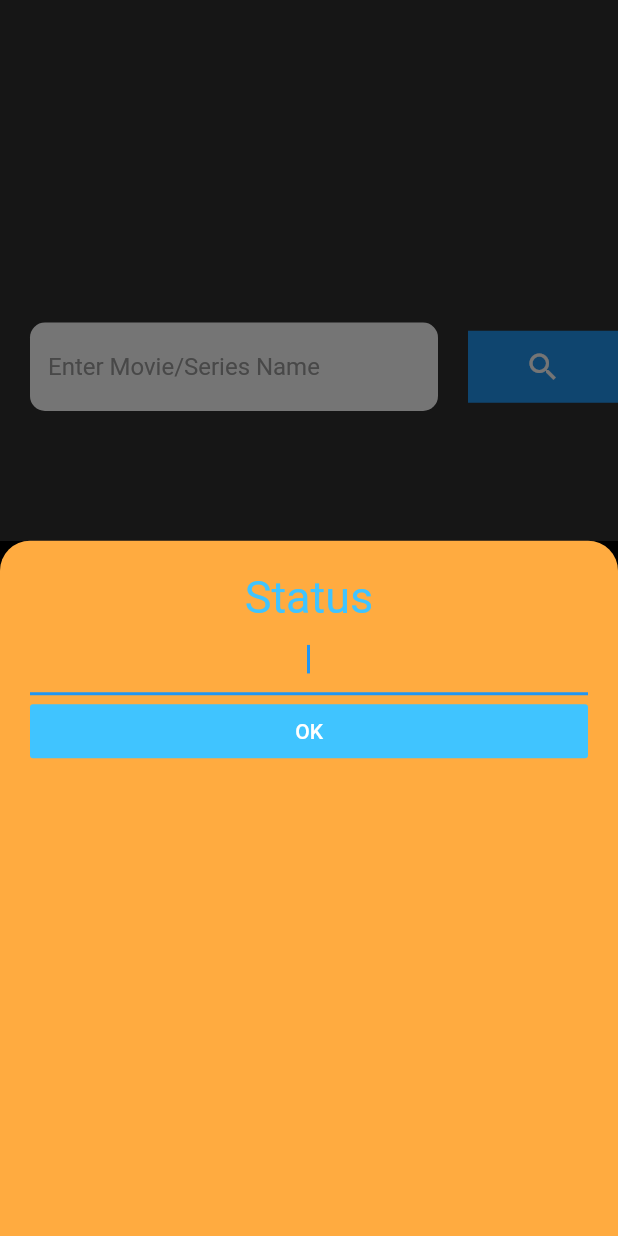
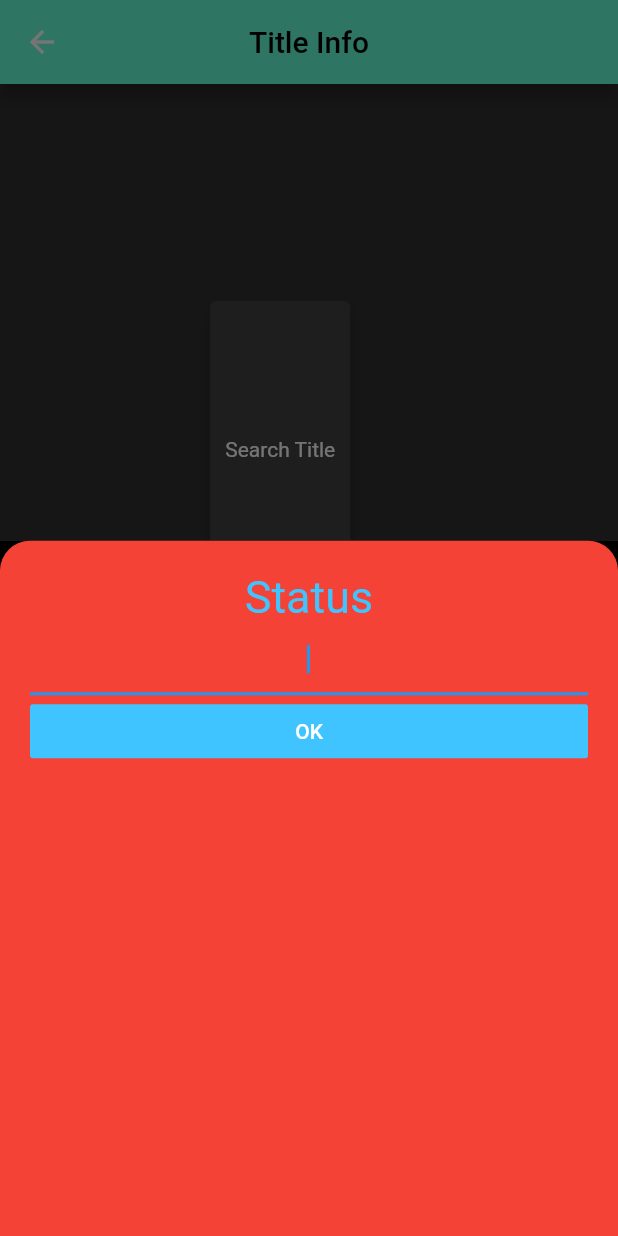
Before and after one commit to RKKgithub/movie_tracker, a Flutter app: the AddScreen screen opened directly, after a tap on "Next", on a phone screen of 412 x 824 dp. Run offline on Flutter 3.47's test engine with Material 2 defaults, Android fonts, the phone set to English and light mode, and no system bars; our stand-ins replace google_fonts; Roboto replaces fonts that are missing (Baskervville, Philosopher).

Commit message:
beta ready

```diff
--- a/lib/add_screen.dart
+++ /dev/null
@@ -1,154 +0,0 @@
-import 'package:flutter/material.dart';
-import 'networking.dart';
-import 'constants.dart';
-import 'package:google_fonts/google_fonts.dart';
-import 'data_model.dart';
-import 'list_screen.dart';
-import 'status_screen.dart';
-
-class AddScreen extends StatefulWidget {
-  @override
-  _AddScreenState createState() => _AddScreenState();
-}
-
-class _AddScreenState extends State<AddScreen> {
-  String titleName;
-  String properName;
-  String genre;
-  String plot;
-  String language;
-  String posterURL;
-  String type;
-
-  void updateUI(String titleName) async {
-    NetworkHelper networkHelper =
-        NetworkHelper(url: '$URL?apiKey=$apiKey&t=$titleName');
-    var titleData = await networkHelper.getData();
-    setState(() {
-      properName = (titleData['Title'] == null)
-          ? 'sorry can\'t fetch data'
-          : titleData['Title'];
-      plot = (titleData['Plot'] == null)
-          ? 'sorry can\'t fetch data'
-          : titleData['Plot'];
-      genre = (titleData['Genre'] == null)
-          ? 'sorry can\'t fetch data'
-          : titleData['Genre'];
-      language = (titleData['Language'] == null)
-          ? 'sorry can\'t fetch data'
-          : titleData['Language'];
-      posterURL = (titleData['Poster'] == null)
-          ? 'sorry can\'t fetch data'
-          : titleData['Poster'];
-      type = (titleData['Type'] == null)
-          ? 'sorry can\'t fetch data'
-          : titleData['Type'];
-    });
-  }
-
-  @override
-  Widget build(BuildContext context) {
-    return Scaffold(
-      body: SafeArea(
-        child: Column(
-          mainAxisAlignment: MainAxisAlignment.center,
-          children: [
-            Row(
-              mainAxisAlignment: MainAxisAlignment.spaceEvenly,
-              children: [
-                Expanded(
-                  child: Container(
-                    width: 200,
-                    padding: EdgeInsets.all(20.0),
-                    child: TextField(
-                      style: TextStyle(color: Colors.black),
-                      decoration: kTextFieldInputDecoration,
-                      onChanged: (value) {
-                        titleName = value;
-                      },
-                    ),
-                  ),
-                ),
-                Container(
-                  width: 100,
-                  color: Colors.blue,
-                  child: IconButton(
-                    icon: Icon(Icons.search),
-                    onPressed: () {
-                      FocusScope.of(context).unfocus();
-                      updateUI(titleName);
-                    },
-                  ),
-                )
-              ],
-            ),
-            Text(
-              (properName == null) ? '' : properName,
-              style: GoogleFonts.pacifico(),
-            ),
-            SizedBox(
-              height: 20,
-            ),
-            Text(
-              (type == null) ? '' : type,
-              style: GoogleFonts.pacifico(),
-            ),
-            (posterURL == null)
-                ? Text('Search Title')
-                : Image(
-                    height: 300,
-                    image: NetworkImage(posterURL),
-                  ),
-            Text(
-              (language == null) ? '' : language,
-              style: GoogleFonts.lato(),
-            ),
-            SizedBox(
-              height: 50,
-            ),
-            Text(
-              (plot == null) ? '' : plot,
-              style: GoogleFonts.lato(),
-            ),
-            SizedBox(
-              height: 50,
-            ),
-            Text(
-              (genre == null) ? '' : genre,
-              style: GoogleFonts.lato(),
-            ),
-            SizedBox(
-              height: 50,
-            ),
-            FlatButton(
-              color: Colors.greenAccent,
-              onPressed: (properName == 'sorry can\'t fetch data')
-                  ? null
-                  : () {
-                      DataModel dataModel = DataModel(
-                          contentGenre: genre,
-                          contentLanguage: language,
-                          contentName: properName,
-                          contentPlot: plot,
-                          contentPosterURL: posterURL,
-                          contentType: type);
-
-                      showModalBottomSheet(
-                        context: context,
-                        builder: (context) => StatusScreen((status) {
-                          setState(() {
-                            dataModel.status = status;
-                            myList.add(dataModel);
-                          });
-                          Navigator.pop(context);
-                        }),
-                      );
-                    },
-              child: Text('Next'),
-            )
-          ],
-        ),
-      ),
-    );
-  }
-}
--- a/lib/constants.dart
+++ b/lib/constants.dart
@@ -5,11 +5,11 @@ const apiKey = 'fcff0872';
 
 const URL = 'http://www.omdbapi.com/';
 
-const kTextFieldInputDecoration = InputDecoration(
+InputDecoration kTextFieldInputDecoration = InputDecoration(
   filled: true,
   fillColor: Colors.white,
   hintText: 'Enter Movie/Series Name',
-  hintStyle: TextStyle(color: Colors.grey),
+  hintStyle: GoogleFonts.philosopher(color: Colors.grey),
   border: OutlineInputBorder(
     borderRadius: BorderRadius.all(
       Radius.circular(10),
--- a/lib/main.dart
+++ b/lib/main.dart
@@ -1,5 +1,5 @@
 import 'package:flutter/material.dart';
-import 'list_screen.dart';
+import 'screens/list_screen.dart';
 
 void main() {
   runApp(MyApp());
--- /dev/null
+++ b/lib/screens/add_screen.dart
@@ -0,0 +1,146 @@
+import 'package:flutter/material.dart';
+import 'package:movie_tracker/utilities/networking.dart';
+import 'package:movie_tracker/constants.dart';
+import 'package:google_fonts/google_fonts.dart';
+import 'package:movie_tracker/utilities/data_model.dart';
+import 'list_screen.dart';
+import 'status_screen.dart';
+
+class AddScreen extends StatefulWidget {
+  final String properName;
+  final String genre;
+  final String plot;
+  final String language;
+  final String posterURL;
+  final String type;
+
+  AddScreen(
+      {this.properName,
+      this.genre,
+      this.language,
+      this.plot,
+      this.posterURL,
+      this.type});
+
+  @override
+  _AddScreenState createState() => _AddScreenState();
+}
+
+class _AddScreenState extends State<AddScreen> {
+  @override
+  Widget build(BuildContext context) {
+    return Scaffold(
+      appBar: AppBar(
+        elevation: 5,
+        backgroundColor: ThemeData.dark().accentColor,
+        title: Text(
+          'Title Info',
+          style: GoogleFonts.baskervville(color: Colors.black),
+        ),
+        centerTitle: true,
+      ),
+      body: SafeArea(
+        child: Column(
+          mainAxisAlignment: MainAxisAlignment.spaceEvenly,
+          children: [
+            Padding(
+              padding: const EdgeInsets.symmetric(horizontal: 10),
+              child: Card(
+                elevation: 5,
+                child: Padding(
+                  padding: const EdgeInsets.all(10),
+                  child: Column(
+                    children: [
+                      Text(
+                        (widget.properName == null) ? '' : widget.properName,
+                        style: GoogleFonts.pacifico(fontSize: 20),
+                      ),
+                      SizedBox(
+                        height: 20,
+                      ),
+                      Text(
+                        (widget.type == null) ? '' : widget.type,
+                        style: GoogleFonts.pacifico(fontSize: 15),
+                      ),
+                      (widget.posterURL == null)
+                          ? Text('Search Title')
+                          : Image(
+                              image: NetworkImage(widget.posterURL),
+                              width: MediaQuery.of(context).size.width * 0.5,
+                            ),
+                      SizedBox(
+                        height: 20,
+                      ),
+                      Text(
+                        (widget.language == null) ? '' : widget.language,
+                        style: GoogleFonts.lato(),
+                        textAlign: TextAlign.center,
+                      ),
+                      SizedBox(
+                        height: 50,
+                      ),
+                      Padding(
+                        padding: const EdgeInsets.symmetric(horizontal: 20),
+                        child: Text(
+                          (widget.plot == null) ? '' : widget.plot,
+                          style: GoogleFonts.lato(fontSize: 15),
+                          textAlign: TextAlign.center,
+                        ),
+                      ),
+                      SizedBox(
+                        height: 50,
+                      ),
+                      Text(
+                        (widget.genre == null) ? '' : widget.genre,
+                        style: GoogleFonts.lato(fontSize: 15),
+                        textAlign: TextAlign.center,
+                      ),
+                    ],
+                  ),
+                ),
+              ),
+            ),
+            FlatButton(
+              color: ThemeData.dark().accentColor,
+              shape: RoundedRectangleBorder(
+                borderRadius: BorderRadius.circular(15),
+              ),
+              onPressed: (widget.properName == 'sorry can\'t fetch data')
+                  ? null
+                  : () {
+                      DataModel dataModel = DataModel(
+                          contentGenre: widget.genre,
+                          contentLanguage: widget.language,
+                          contentName: widget.properName,
+                          contentPlot: widget.plot,
+                          contentPosterURL: widget.posterURL,
+                          contentType: widget.type);
+
+                      showModalBottomSheet(
+                        context: context,
+                        builder: (context) => StatusScreen((status) {
+                          setState(() {
+                            dataModel.status = status;
+                            myList.add(dataModel);
+                          });
+                          Navigator.pop(context);
+                        }),
+                      );
+                    },
+              child: Padding(
+                padding: const EdgeInsets.symmetric(horizontal: 150),
+                child: Text(
+                  'Next',
+                  style: GoogleFonts.philosopher(
+                    fontSize: 20,
+                    color: Colors.black,
+                  ),
+                ),
+              ),
+            ),
+          ],
+        ),
+      ),
+    );
+  }
+}
--- a/lib/list_screen.dart
+++ b/lib/screens/list_screen.dart
@@ -1,7 +1,8 @@
 import 'package:flutter/material.dart';
-import 'data_model.dart';
+import '../utilities/data_model.dart';
 import 'add_screen.dart';
 import 'package:google_fonts/google_fonts.dart';
+import 'search_screen.dart';
 import 'status_screen.dart';
 
 class ContentList extends StatefulWidget {
@@ -14,15 +15,21 @@ List<DataModel> myList = [];
 class _ContentListState extends State<ContentList> {
   @override
   Widget build(BuildContext context) {
-    return SafeArea(
-      child: Column(
-        children: [
-          Text(
-            'My List',
-            style: GoogleFonts.baskervville(),
+    FocusScope.of(context).unfocus();
+    return Scaffold(
+      appBar: AppBar(
+        elevation: 5,
+        backgroundColor: ThemeData.dark().accentColor,
+        title: Text(
+          'Movie Tracker',
+          style: GoogleFonts.baskervville(color: Colors.black),
         ),
-          Container(
-            height: 700,
+        centerTitle: true,
+      ),
+      body: SafeArea(
+        child: Padding(
+          padding: const EdgeInsets.all(10),
+          child: Container(
             child: CustomScrollView(
               slivers: [
                 SliverList(
@@ -46,15 +53,17 @@ class _ContentListState extends State<ContentList> {
                                   onPressed: () {
                                     showModalBottomSheet(
                                       context: context,
-                                        builder: (context) =>
-                                            StatusScreen((status) {
+                                      builder: (context) => StatusScreen(
+                                        (status) {
                                           setState(() {
                                             myList[index].status = status;
                                           });
                                           Navigator.pop(context);
-                                        }),
+                                        },
+                                      ),
                                     );
-                                    }),
+                                  },
+                                ),
                               ),
                             );
                     },
@@ -64,21 +73,16 @@ class _ContentListState extends State<ContentList> {
               ],
             ),
           ),
-          SizedBox(
-            height: 20,
         ),
-          FloatingActionButton(
-            child: Icon(Icons.add),
+      ),
+      floatingActionButton: FloatingActionButton(
+        child: Icon(Icons.search),
         onPressed: () {
-              Navigator.push(
-                context,
-                MaterialPageRoute(
-                  builder: (context) => AddScreen(),
-                ),
+          showModalBottomSheet(
+            context: context,
+            builder: (context) => SearchScreen(),
           );
         },
-          )
-        ],
       ),
     );
   }
--- a/lib/status_screen.dart
+++ b/lib/screens/status_screen.dart
@@ -15,7 +15,7 @@ class StatusScreen extends StatelessWidget {
       child: Container(
         padding: EdgeInsets.all(20),
         decoration: BoxDecoration(
-          color: Colors.orangeAccent,
+          color: Colors.red,
           borderRadius: BorderRadius.only(
             topLeft: Radius.circular(20),
             topRight: Radius.circular(20),
```
Also changed, not shown: lib/screens/search_screen.dart (added, +158 -0 lines), lib/utilities/data_model.dart (renamed from lib/data_model.dart), lib/utilities/networking.dart (renamed from lib/networking.dart), 2 other files. Lines whose indentation alone changed are shown as unchanged.
